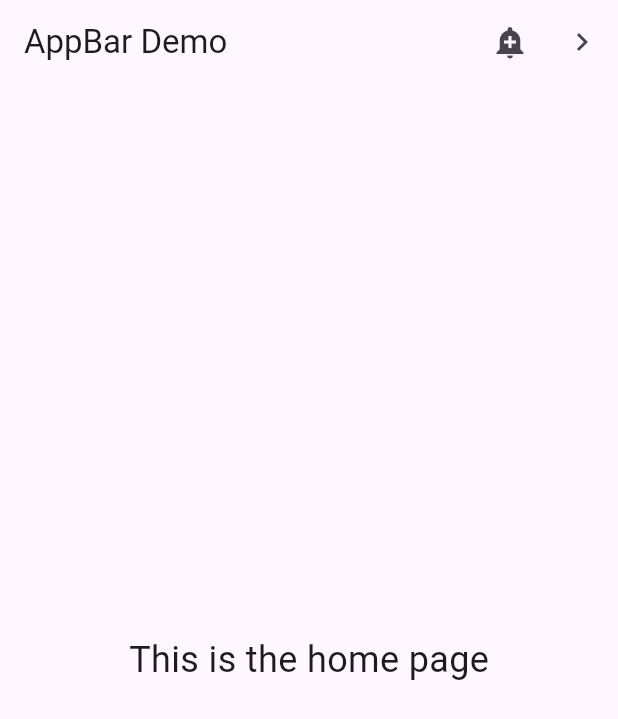
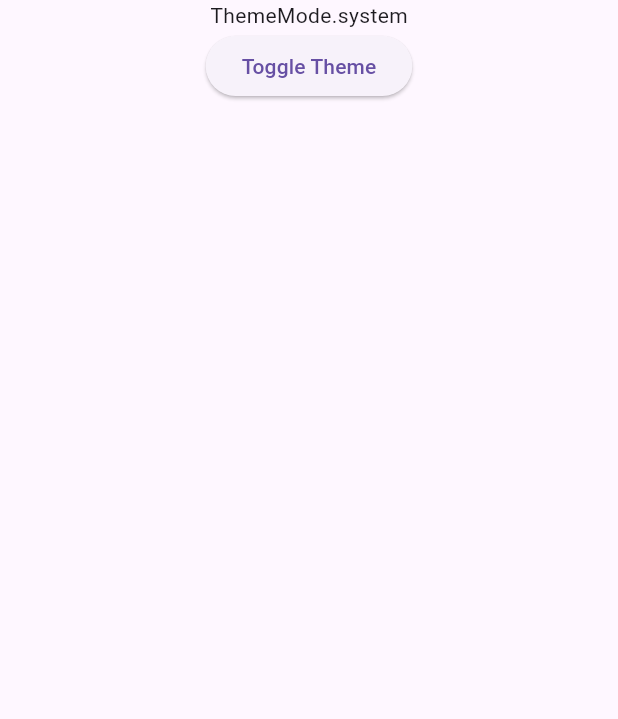
Before and after one commit to Zumselito/flutter-dev-container, a Flutter app: the screen it shows after launch, on a phone screen of 412 x 824 dp. Shown: the top 719 px of the screen. Run offline on Flutter 3.47's test engine with Material 3 defaults, Android fonts, the phone set to English and light mode, and no system bars.

Commit message:
DarkModeSwitch

```diff
--- a/lebenslauf/lib/main.dart
+++ b/lebenslauf/lib/main.dart
@@ -1,66 +1,35 @@
 import 'package:flutter/material.dart';
 
-/// Flutter code sample for [AppBar].
+void main() => runApp(CVApp());
 
-void main() => runApp(const AppBarApp());
-
-class AppBarApp extends StatelessWidget {
-  const AppBarApp({super.key});
+class CVApp extends StatelessWidget {
+  CVApp({super.key});
+  final ValueNotifier<ThemeMode> _notifier = ValueNotifier(ThemeMode.system);
 
   @override
   Widget build(BuildContext context) {
-    return const MaterialApp(
-      home: AppBarExample(),
+    return ValueListenableBuilder<ThemeMode>(
+      valueListenable: _notifier,
+      builder: (_, mode, __) {
+        return MaterialApp(
+          theme: ThemeData.light(),
+          darkTheme: ThemeData.dark(),
+          themeMode: mode,
+          home: Scaffold(
+            body: Center(
+              child: Column(
+                children:[
+                  Text('${_notifier.value}'),
+                  ElevatedButton(
+                    onPressed: () => _notifier.value = mode == ThemeMode.light ? ThemeMode.dark : ThemeMode.light,
+                    child: Text('Toggle Theme')
+                  )
+                ]
+              ),
+            ),
+          ),
+        );
+      },
     );
   }
 }
-
-class AppBarExample extends StatelessWidget {
-  const AppBarExample({super.key});
-
-  @override
-  Widget build(BuildContext context) {
-    return Scaffold(
-      appBar: AppBar(
-        title: const Text('AppBar Demo'),
-        actions: <Widget>[
-          IconButton(
-            icon: const Icon(Icons.add_alert),
-            tooltip: 'Show Snackbar',
-            onPressed: () {
-              ScaffoldMessenger.of(context).showSnackBar(
-                  const SnackBar(content: Text('This is a snackbar')));
-            },
-          ),
-          IconButton(
-            icon: const Icon(Icons.navigate_next),
-            tooltip: 'Go to the next page',
-            onPressed: () {
-              Navigator.push(context, MaterialPageRoute<void>(
-                builder: (BuildContext context) {
-                  return Scaffold(
-                    appBar: AppBar(
-                      title: const Text('Next page'),
-                    ),
-                    body: const Center(
-                      child: Text(
-                        'This is the next page',
-                        style: TextStyle(fontSize: 24),
-                      ),
-                    ),
-                  );
-                },
-              ));
-            },
-          ),
-        ],
-      ),
-      body: const Center(
-        child: Text(
-          'This is the home page',
-          style: TextStyle(fontSize: 24),
-        ),
-      ),
-    );
-  }
-}
--- /dev/null
+++ b/lebenslauf/lib/themes/code.dart
@@ -0,0 +1,9 @@
+import 'package:flutter/material.dart';
+
+ThemeData lightTheme = ThemeData(
+  brightness: Brightness.light,
+);
+
+ThemeData darkTheme = ThemeData(
+  brightness: Brightness.dark,
+);
--- /dev/null
+++ b/lebenslauf/lib/themes/manager.dart
@@ -0,0 +1,10 @@
+import 'package:flutter/material.dart';
+
+class ThemeManager with ChangeNotifier {
+  ThemeMode _themeMode = ThemeMode.light;
+
+  get themeMode => _themeMode;
+  toggleTheme(bool isDark) {
+    _themeMode = isDark ? ThemeMode.dark : ThemeMode.light;
+  }
+}
```
Also changed, not shown: lebenslauf/lib/data.txt (deleted, +0 -37 lines), lebenslauf/lib/main_bu.txt (added, +53 -0 lines), lebenslauf/lib/pages/home.dart (added, +19 -0 lines), lebenslauf/lib/themes/default.dart (added, +9 -0 lines), 1 other file.
